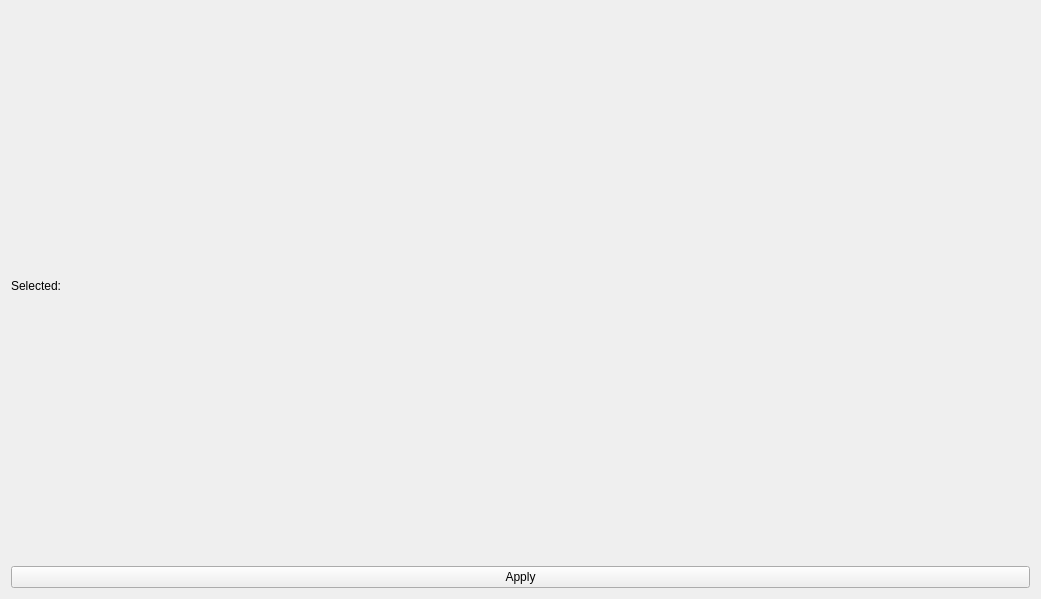
Old version of the form ui/hierarchySelector.ui in the repository viur-framework/viur-admin.
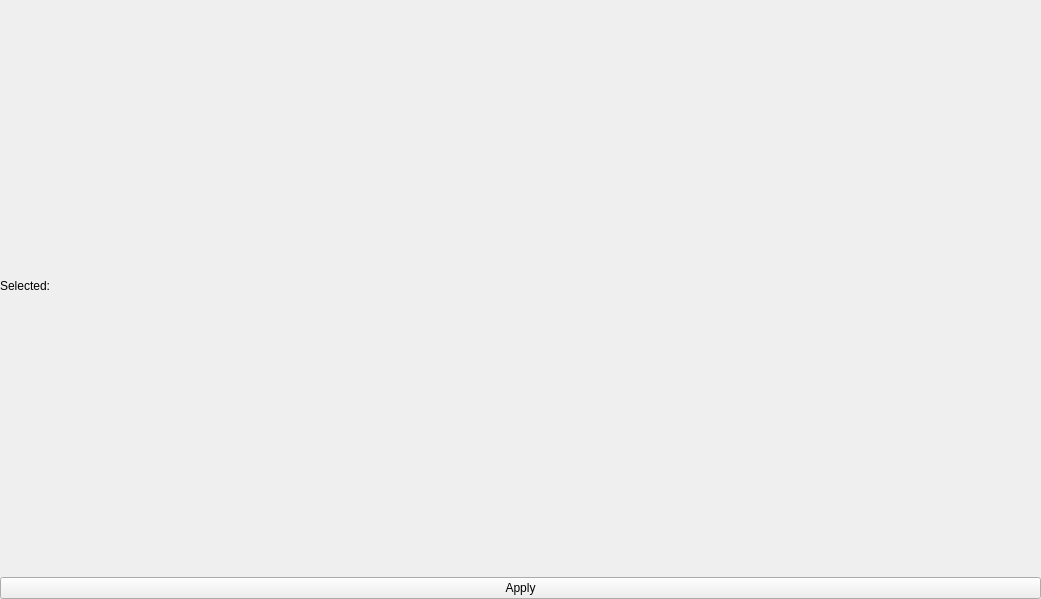
New version of the form. Icons and pictures are not drawn.

Patch:
```diff
--- a/ui/hierarchySelector.ui
+++ b/ui/hierarchySelector.ui
@@ -14,6 +14,9 @@
    <string>Form</string>
   </property>
   <layout class="QVBoxLayout" name="verticalLayout">
+   <property name="margin">
+    <number>0</number>
+   </property>
    <item>
     <widget class="QWidget" name="hierarchyWidget" native="true"/>
    </item>
```
